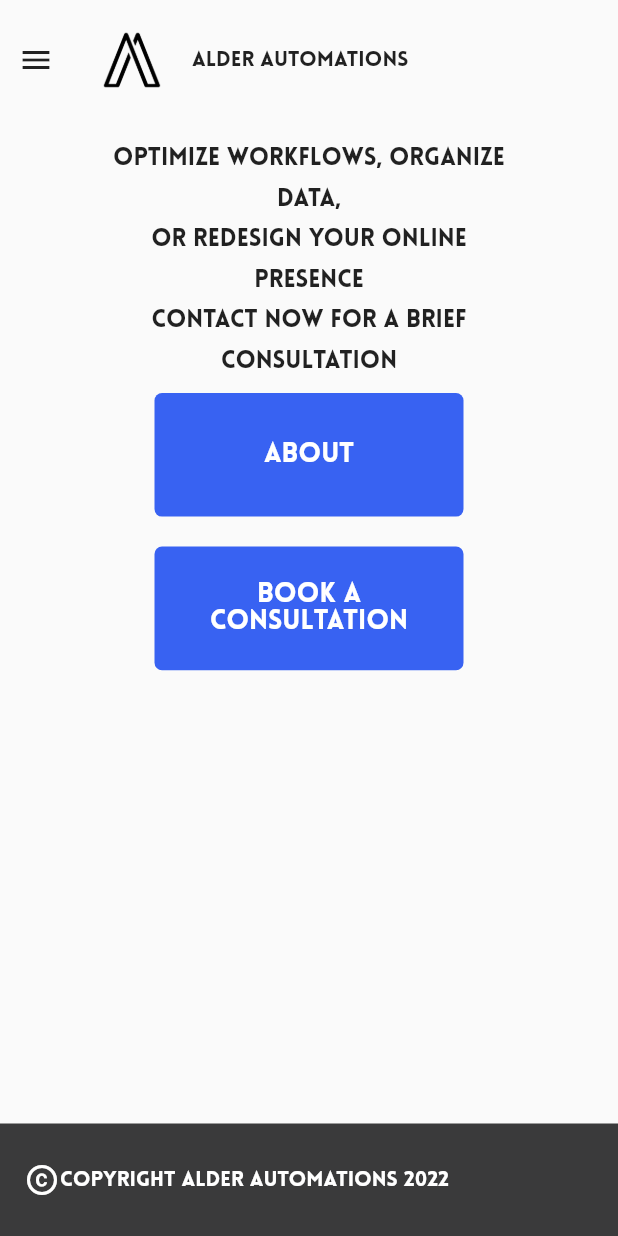
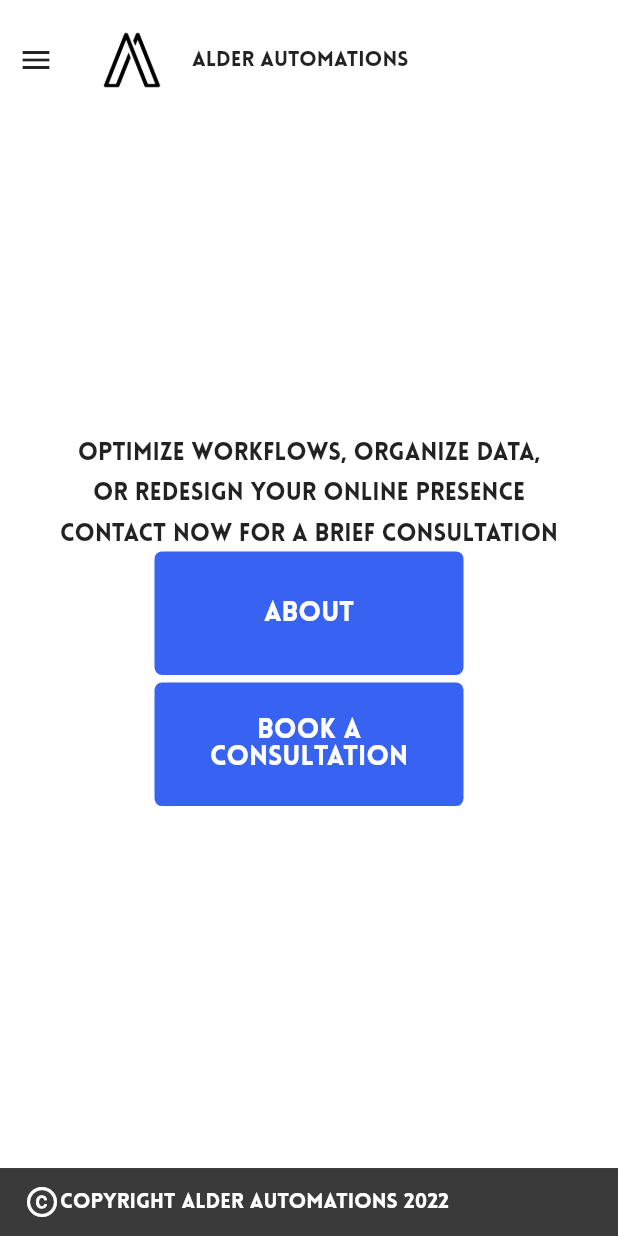
Before and after one commit to alex90271/flutter_site_alderautomations, a Flutter app: the screen it shows after launch, on a phone screen of 412 x 824 dp. Run offline on Flutter 3.47's test engine with Material 2 defaults, Android fonts, the phone set to English and light mode, and no system bars; our stand-ins replace cloud_firestore, responsive_builder, table_calendar, validators; accounts and stored records are empty.

Commit message:
work on mobile responsiveness

```diff
--- a/lib/main.dart
+++ b/lib/main.dart
@@ -1,3 +1,4 @@
+import 'package:alderautomationsdotcom/globals.dart';
 import 'package:alderautomationsdotcom/views/home/home_view.dart';
 import 'package:flutter/material.dart';
 
@@ -10,7 +11,7 @@ class MyApp extends StatelessWidget {
   Widget build(BuildContext context) {
     return MaterialApp(
         title: 'Alder Automations',
-        theme: ThemeData(primarySwatch: Colors.blue, fontFamily: 'Lovelo'),
+        theme: ThemeData(fontFamily: 'Lovelo', canvasColor: brandWhite),
         initialRoute: '/',
         routes: {
           '/': (context) => HomeContentDesktop(),
--- a/lib/views/home/content/main_view/main_view.dart
+++ b/lib/views/home/content/main_view/main_view.dart
@@ -1,7 +1,5 @@
 import 'package:alderautomationsdotcom/widgets/call_to_action/call_to_action.dart';
-import 'package:alderautomationsdotcom/widgets/centerted_view/centerted_view.dart';
 import 'package:alderautomationsdotcom/widgets/course_details/course_details.dart';
-import 'package:alderautomationsdotcom/widgets/navigation/navigation.dart';
 import 'package:flutter/material.dart';
 import 'package:responsive_builder/responsive_builder.dart';
 
@@ -18,10 +16,11 @@ class MainView extends StatelessWidget {
   Widget build(BuildContext context) {
     var size = MediaQuery.of(context).size;
     return Column(
+      mainAxisAlignment: MainAxisAlignment.center,
       children: [
-        CenteredView(
-          child: ScreenTypeLayout(
-            mobile: Column(children: [
+        ScreenTypeLayout(
+          mobile:
+              Column(mainAxisAlignment: MainAxisAlignment.center, children: [
             CourseDetails(mainDesc: mainDesc),
             Center(
                 child: CallToAction(
@@ -33,9 +32,9 @@ class MainView extends StatelessWidget {
             )),
           ]),
           desktop: Column(
+            mainAxisAlignment: MainAxisAlignment.center,
             children: [
-                SizedBox(height: size.height * 0.15),
-                Row(children: [
+              Row(mainAxisAlignment: MainAxisAlignment.center, children: [
                 CourseDetails(mainDesc: mainDesc),
                 Center(
                     child: CallToAction(
@@ -49,7 +48,6 @@ class MainView extends StatelessWidget {
             ],
           ),
         ),
-        ),
       ],
     );
   }
--- a/lib/views/home/content/projects/projects.dart
+++ b/lib/views/home/content/projects/projects.dart
@@ -1,5 +1,4 @@
 import 'package:alderautomationsdotcom/globals.dart';
-import 'package:alderautomationsdotcom/widgets/centerted_view/centerted_view.dart';
 import 'package:alderautomationsdotcom/widgets/projects_box/projects_box.dart';
 import 'package:flutter/material.dart';
 import 'dart:math' as math;
@@ -63,7 +62,6 @@ class _ProjectsViewState extends State<ProjectsView>
               color: brandBlue,
             ),
             height: size.height,
-              child: CenteredView(
             child: Stack(children: [
               SizedBox(
                 child: ScreenTypeLayout(
@@ -82,7 +80,7 @@ class _ProjectsViewState extends State<ProjectsView>
               ),
             ]),
           ),
-            ));
+        );
       },
     );
   }
--- a/lib/views/home/home_view.dart
+++ b/lib/views/home/home_view.dart
@@ -32,8 +32,7 @@ class _HomeContentDesktopState extends State<HomeContentDesktop> {
     return Scaffold(
       drawer: NavigationDrawer(pgcntrl: widget.controller),
       body: Stack(
-        clipBehavior: Clip.none,
-        fit: StackFit.expand,
+        fit: StackFit.loose,
         children: [
           PageView(
               children: [
@@ -42,7 +41,7 @@ class _HomeContentDesktopState extends State<HomeContentDesktop> {
                 ),
                 const ProjectsView(),
                 TestimonialView(),
-                const AboutView(),
+                AboutView(),
                 const ContactView(),
               ],
               controller: widget.controller,
@@ -63,9 +62,10 @@ class _HomeContentDesktopState extends State<HomeContentDesktop> {
                   pgctrl: widget.controller,
                 ),
               ),
-              const Align(
+              Container(
                 alignment: Alignment.bottomCenter,
-                child: Footer(),
+                margin: EdgeInsets.fromLTRB(0, 8, 0, 0),
+                child: const Footer(),
               ),
             ],
           ),
--- a/lib/widgets/call_to_action/call_to_action.dart
+++ b/lib/widgets/call_to_action/call_to_action.dart
@@ -20,21 +20,18 @@ class CallToAction extends StatelessWidget {
   Widget build(BuildContext context) {
     return Column(
       children: [
-        Padding(
-          padding: const EdgeInsets.all(2.0),
-          child: CallToActionButton(
+        CallToActionButton(
           title: title_one,
           page: page_one,
           pgcntrl: pgcntrl,
         ),
+        SizedBox(
+          height: 5,
         ),
-        Padding(
-          padding: const EdgeInsets.all(2.0),
-          child: CallToActionButton(
+        CallToActionButton(
           title: title_two,
           page: page_two,
           pgcntrl: pgcntrl,
-          ),
         ),
       ],
     );
@@ -57,9 +54,7 @@ class CallToActionButton extends StatelessWidget {
   @override
   Widget build(BuildContext context) {
     var size = MediaQuery.of(context).size;
-    return Padding(
-      padding: const EdgeInsets.all(8.0),
-      child: ConstrainedBox(
+    return ConstrainedBox(
       constraints: const BoxConstraints(maxWidth: 350),
       child: Container(
         height: size.height / 10,
@@ -84,7 +79,6 @@ class CallToActionButton extends StatelessWidget {
           borderRadius: BorderRadius.circular(5),
         ),
       ),
-      ),
     );
   }
 }
--- a/lib/widgets/centerted_view/centerted_view.dart
+++ /dev/null
@@ -1,18 +0,0 @@
-import 'package:flutter/material.dart';
-
-class CenteredView extends StatelessWidget {
-  final Widget child;
-  const CenteredView({Key? key, required this.child}) : super(key: key);
-
-  @override
-  Widget build(BuildContext context) {
-    return Container(
-      padding: const EdgeInsets.symmetric(horizontal: 70.0, vertical: 60),
-      alignment: Alignment.topCenter,
-      child: ConstrainedBox(
-        constraints: const BoxConstraints(maxWidth: 1200),
-        child: child,
-      ),
-    );
-  }
-}
--- a/lib/widgets/course_details/course_details.dart
+++ b/lib/widgets/course_details/course_details.dart
@@ -22,25 +22,13 @@ class CourseDetails extends StatelessWidget {
           sizingInformation.deviceScreenType == DeviceScreenType.mobile
               ? 16
               : 21;
-      return SizedBox(
-        width: 600,
-        child: Column(
-          crossAxisAlignment: CrossAxisAlignment.start,
-          mainAxisAlignment: MainAxisAlignment.center,
-          children: <Widget>[
-            const SizedBox(
-              height: 30,
-            ),
-            Text(
-              mainDesc,
-              style: TextStyle(
-                fontSize: descriptionSize,
-                height: 1.7,
-              ),
-              textAlign: textAlignment,
-            )
-          ],
+      return Text(
+        mainDesc,
+        style: TextStyle(
+          fontSize: descriptionSize,
+          height: 1.7,
         ),
+        textAlign: textAlignment,
       );
     });
   }
--- a/lib/widgets/footer/footer.dart
+++ b/lib/widgets/footer/footer.dart
@@ -1,5 +1,4 @@
 import 'package:alderautomationsdotcom/globals.dart';
-import 'package:alderautomationsdotcom/widgets/centerted_view/centerted_view.dart';
 import 'package:flutter/material.dart';
 
 class Footer extends StatelessWidget {
@@ -7,11 +6,12 @@ class Footer extends StatelessWidget {
 
   @override
   Widget build(BuildContext context) {
+    var size = MediaQuery.of(context).size;
     return Align(
       alignment: FractionalOffset.bottomCenter,
       child: Container(
           alignment: Alignment.centerRight,
-          height: 75,
+          height: size.height * 0.055,
           color: brandBlack,
           child: Padding(
             padding: const EdgeInsets.fromLTRB(16, 8, 8, 8),
--- a/lib/widgets/navigation/navigation.dart
+++ b/lib/widgets/navigation/navigation.dart
@@ -1,5 +1,4 @@
 import 'package:alderautomationsdotcom/globals.dart';
-import 'package:alderautomationsdotcom/widgets/centerted_view/centerted_view.dart';
 import 'package:flutter/material.dart';
 import 'package:responsive_builder/responsive_builder.dart';
 import 'navigation_bar/navigation_bar.dart';
@@ -11,7 +10,9 @@ class NaviBar extends StatelessWidget {
   @override
   Widget build(BuildContext context) {
     return ScreenTypeLayout(
-      mobile: SizedBox(
+      mobile: Container(
+        color: brandWhite,
+        child: SizedBox(
           height: 80,
           child: Row(
             children: <Widget>[
@@ -25,6 +26,7 @@ class NaviBar extends StatelessWidget {
             ],
           ),
         ),
+      ),
       desktop: NavigationBarTabletDesktop(
         pgctrl: pgctrl,
       ),
--- a/lib/widgets/navigation/navigation_drawer/nav_drawer_item.dart
+++ b/lib/widgets/navigation/navigation_drawer/nav_drawer_item.dart
@@ -41,7 +41,7 @@ class NavDrawerPage extends StatelessWidget {
         style: ButtonStyle(
             backgroundColor: MaterialStateProperty.all<Color>(brandBlue),
             foregroundColor: MaterialStateProperty.all<Color>(brandWhite),
-            minimumSize: MaterialStateProperty.all(const Size.fromHeight(60))),
+            minimumSize: MaterialStateProperty.all(const Size.fromHeight(45))),
         onPressed: () {
           pgcntrl.jumpToPage(page);
           Navigator.pop(context);
@@ -70,7 +70,7 @@ class NavDrawerLink extends StatelessWidget {
         style: ButtonStyle(
             backgroundColor: MaterialStateProperty.all<Color>(brandBlue),
             foregroundColor: MaterialStateProperty.all<Color>(brandWhite),
-            minimumSize: MaterialStateProperty.all(const Size.fromHeight(60))),
+            minimumSize: MaterialStateProperty.all(const Size.fromHeight(45))),
         onPressed: () {
           _launchURL;
         },
--- a/lib/widgets/navigation/navigation_drawer/navigation_drawer.dart
+++ b/lib/widgets/navigation/navigation_drawer/navigation_drawer.dart
@@ -45,7 +45,6 @@ class NavigationDrawer extends StatelessWidget {
             'LinkedIn',
             url: 'https://www.linkedin.com/in/alex-alder/',
           ),
-          SizedBox(height: 275),
           Align(
             alignment: Alignment.bottomCenter,
             child: TextButton(
```
Also changed, not shown: lib/views/home/content/about/about.dart (+14 -15 lines), lib/views/home/content/contact/contact.dart (+3 -5 lines), 4 other files. Lines whose indentation alone changed are shown as unchanged.
